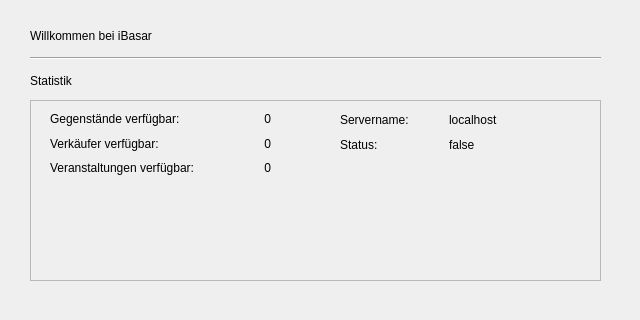
Above: iBasar/mainwidget.ui from hoihrig/iBasar before the change; both pictures show x 0 to 640 and y 0 to 320 of the 640 by 510 pixel window. Below: the same form after it.
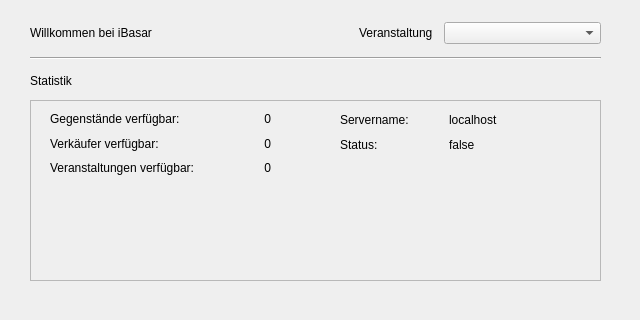
That is the form after the change.

Commit message: Added proper Scaling to ui

Patch:
```diff
--- a/iBasar/mainwidget.ui
+++ b/iBasar/mainwidget.ui
@@ -25,19 +25,6 @@
   <property name="windowTitle">
    <string>Form</string>
   </property>
-  <widget class="QLabel" name="captionlbl">
-   <property name="geometry">
-    <rect>
-     <x>30</x>
-     <y>20</y>
-     <width>211</width>
-     <height>31</height>
-    </rect>
-   </property>
-   <property name="text">
-    <string>Willkommen bei iBasar</string>
-   </property>
-  </widget>
   <widget class="Line" name="line">
    <property name="geometry">
     <rect>
@@ -199,6 +186,39 @@
     <string>Statistik</string>
    </property>
   </widget>
+  <widget class="QWidget" name="">
+   <property name="geometry">
+    <rect>
+     <x>30</x>
+     <y>20</y>
+     <width>571</width>
+     <height>26</height>
+    </rect>
+   </property>
+   <layout class="QHBoxLayout" name="horizontalLayout_4" stretch="4,3">
+    <item>
+     <widget class="QLabel" name="captionlbl">
+      <property name="text">
+       <string>Willkommen bei iBasar</string>
+      </property>
+     </widget>
+    </item>
+    <item>
+     <layout class="QHBoxLayout" name="horizontalLayout_3" stretch="1,2">
+      <item>
+       <widget class="QLabel" name="eventlbl">
+        <property name="text">
+         <string>Veranstaltung</string>
+        </property>
+       </widget>
+      </item>
+      <item>
+       <widget class="QComboBox" name="eventcomboBox"/>
+      </item>
+     </layout>
+    </item>
+   </layout>
+  </widget>
  </widget>
  <resources/>
  <connections/>
```
The commit also changes 4 other files.
